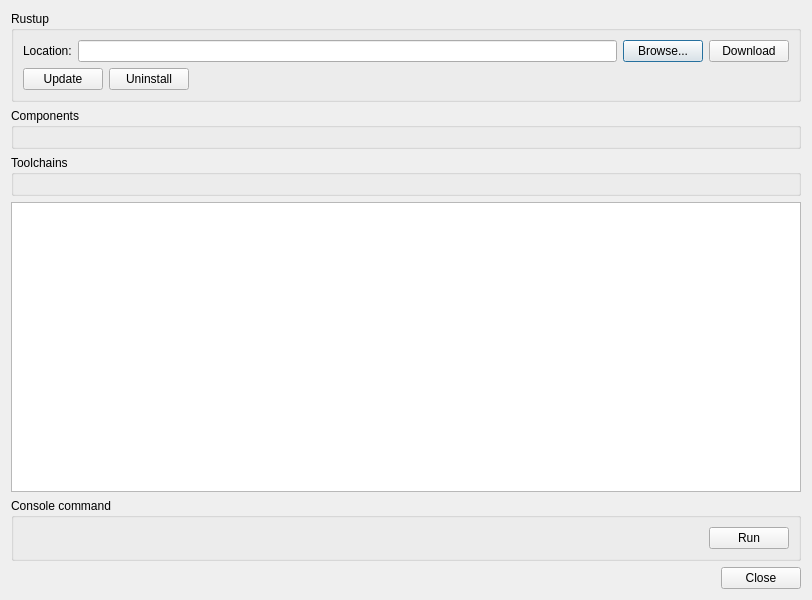
krre/afterglow, file Source/UI/RustInstaller.ui: the form before one commit.
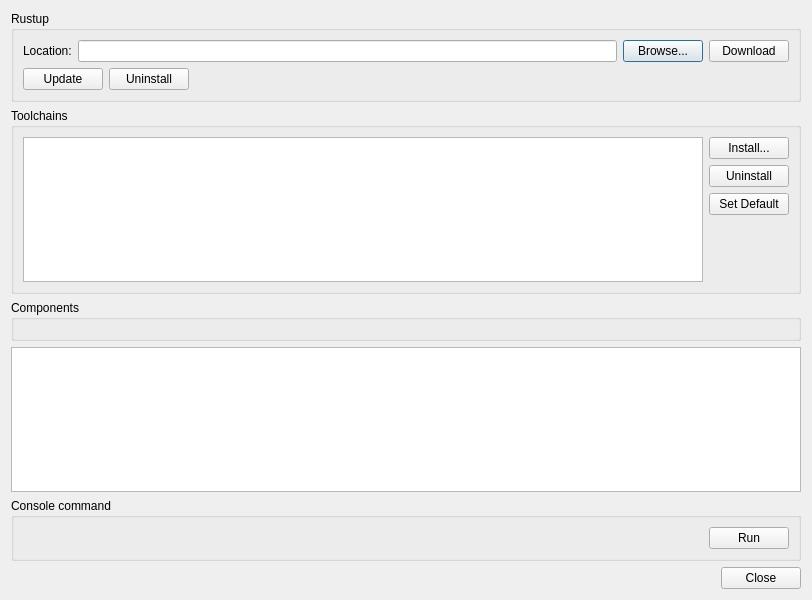
The form after the commit.

Commit message: Add ListView for toolchains into RustInstaller form

Patch:
```diff
--- a/Source/UI/RustInstaller.ui
+++ b/Source/UI/RustInstaller.ui
@@ -83,19 +83,64 @@
     </widget>
    </item>
    <item>
-    <widget class="QGroupBox" name="groupBox_2">
+    <widget class="QGroupBox" name="groupBox_3">
      <property name="title">
-      <string>Components</string>
+      <string>Toolchains</string>
      </property>
-     <layout class="QVBoxLayout" name="verticalLayout_3"/>
+     <layout class="QHBoxLayout" name="horizontalLayout">
+      <item>
+       <widget class="QListView" name="listViewToolchains"/>
+      </item>
+      <item>
+       <layout class="QVBoxLayout" name="verticalLayout_4">
+        <property name="leftMargin">
+         <number>0</number>
+        </property>
+        <item>
+         <widget class="QPushButton" name="pushButtonInstallToolchain">
+          <property name="text">
+           <string>Install...</string>
+          </property>
+         </widget>
+        </item>
+        <item>
+         <widget class="QPushButton" name="pushButtonUninstallToolchain">
+          <property name="text">
+           <string>Uninstall</string>
+          </property>
+         </widget>
+        </item>
+        <item>
+         <widget class="QPushButton" name="pushButtonSetDefaultToolchain">
+          <property name="text">
+           <string>Set Default</string>
+          </property>
+         </widget>
+        </item>
+        <item>
+         <spacer name="verticalSpacer">
+          <property name="orientation">
+           <enum>Qt::Vertical</enum>
+          </property>
+          <property name="sizeHint" stdset="0">
+           <size>
+            <width>20</width>
+            <height>40</height>
+           </size>
+          </property>
+         </spacer>
+        </item>
+       </layout>
+      </item>
+     </layout>
     </widget>
    </item>
    <item>
-    <widget class="QGroupBox" name="groupBox_3">
+    <widget class="QGroupBox" name="groupBox_2">
      <property name="title">
-      <string>Toolchains</string>
+      <string>Components</string>
      </property>
-     <layout class="QVBoxLayout" name="verticalLayout_4"/>
+     <layout class="QVBoxLayout" name="verticalLayout_3"/>
     </widget>
    </item>
    <item>
```
